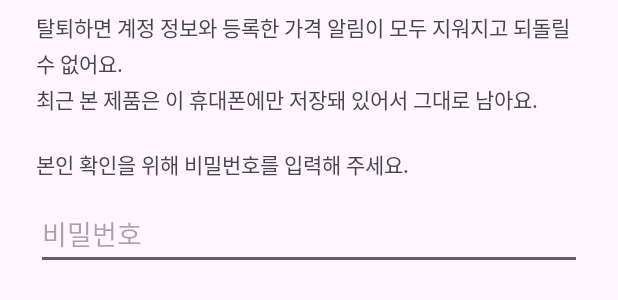
After one commit to immmingyu/appliance-trend-insight-app, an Android app: the layout dialog_withdraw.xml on its own in the app's theme, with its tools: preview values and no code run, on a phone screen of 412 x 824 dp. The commit adds this screen. Shown: the top 300 px of the screen. Run offline under Robolectric (Android 15) with nearby library versions, the phone set to English and light mode, and no system bars; network calls fail.

Commit message:
마이페이지에서 회원 탈퇴 (비밀번호 확인)

```diff
--- a/app/src/main/java/com/example/gajeontiming/AppLinks.java
+++ b/app/src/main/java/com/example/gajeontiming/AppLinks.java
@@ -12,11 +12,5 @@ public final class AppLinks {
     public static final String TERMS_URL = "https://appliance-trend-insight.vercel.app/terms";
     /** 문의 받을 이메일 주소 */
     public static final String SUPPORT_EMAIL = null;
-    /**
-     * 회원 탈퇴. 서버에 탈퇴 API가 생기면 앱 안에서 바로 처리하도록 바꾼다.
-     * 그 전에는 false로 두고 "준비 중"으로 안내한다.
-     */
-    public static final boolean WITHDRAW_READY = false;
-
     private AppLinks() { }
 }
--- a/app/src/main/java/com/example/gajeontiming/network/ApiService.java
+++ b/app/src/main/java/com/example/gajeontiming/network/ApiService.java
@@ -89,6 +89,10 @@ public interface ApiService {
     @POST("api/auth/signup/b2c")
     Call<AuthModels.AuthResponse> signup(@Body AuthModels.SignupRequest body);
 
+    // 회원 탈퇴: 계정 · 가격 알림 등이 서버에서 지워지고, 기존 토큰은 이후 401이 된다
+    @POST("api/auth/withdraw")
+    Call<AuthModels.MessageResponse> withdraw(@Body AuthModels.WithdrawRequest body);
+
     // 로그인 (틀리면 401)
     @POST("api/auth/login")
     Call<AuthModels.AuthResponse> login(@Body AuthModels.LoginRequest body);
--- /dev/null
+++ b/app/src/main/res/layout/dialog_withdraw.xml
@@ -0,0 +1,43 @@
+<?xml version="1.0" encoding="utf-8"?>
+<!-- 회원 탈퇴 확인 창: 지워지는 것 안내 + 비밀번호 확인 (MyPageActivity.showWithdrawDialog) -->
+<LinearLayout xmlns:android="http://schemas.android.com/apk/res/android"
+    android:layout_width="match_parent"
+    android:layout_height="wrap_content"
+    android:orientation="vertical"
+    android:paddingHorizontal="24dp"
+    android:paddingTop="8dp">
+
+    <TextView
+        android:layout_width="match_parent"
+        android:layout_height="wrap_content"
+        android:lineSpacingExtra="3dp"
+        android:text="@string/withdraw_message"
+        android:textSize="14sp" />
+
+    <EditText
+        android:id="@+id/withdraw_password"
+        android:layout_width="match_parent"
+        android:layout_height="wrap_content"
+        android:layout_marginTop="12dp"
+        android:autofillHints="password"
+        android:hint="@string/withdraw_password_hint"
+        android:inputType="textPassword"
+        android:minHeight="48dp" />
+
+    <TextView
+        android:id="@+id/withdraw_error"
+        android:layout_width="match_parent"
+        android:layout_height="wrap_content"
+        android:layout_marginTop="4dp"
+        android:textColor="@color/score_red"
+        android:textSize="13sp"
+        android:visibility="gone" />
+
+    <ProgressBar
+        android:id="@+id/withdraw_progress"
+        android:layout_width="24dp"
+        android:layout_height="24dp"
+        android:layout_gravity="center"
+        android:layout_marginTop="8dp"
+        android:visibility="gone" />
+</LinearLayout>
--- a/app/src/main/res/values/strings.xml
+++ b/app/src/main/res/values/strings.xml
@@ -183,6 +183,10 @@
     <string name="mypage_version">앱 버전</string>
     <string name="mypage_withdraw">회원 탈퇴</string>
     <string name="mypage_not_ready">준비 중이에요</string>
+    <string name="withdraw_title">회원 탈퇴</string>
+    <string name="withdraw_message">탈퇴하면 계정 정보와 등록한 가격 알림이 모두 지워지고 되돌릴 수 없어요.\n최근 본 제품은 이 휴대폰에만 저장돼 있어서 그대로 남아요.\n\n본인 확인을 위해 비밀번호를 입력해 주세요.</string>
+    <string name="withdraw_password_hint">비밀번호</string>
+    <string name="withdraw_confirm">탈퇴하기</string>
     <string name="mypage_contact_subject">[가전무쌍] 문의</string>
     <!-- build.gradle.kts의 dependencies와 맞출 것 -->
     <string name="oss_licenses">• AndroidX (AppCompat · Activity · ConstraintLayout · RecyclerView · SwipeRefreshLayout · ViewPager2 · WorkManager · Core SplashScreen) — Apache License 2.0\n\n• Material Components for Android — Apache License 2.0\n\n• Retrofit · OkHttp (Square) — Apache License 2.0\n\n• Gson (Google) — Apache License 2.0\n\n• Glide (Bump Technologies) — BSD, part MIT and Apache License 2.0\n\n• MPAndroidChart (Philipp Jahoda) — Apache License 2.0\n\n• ML Kit 한국어 글자 인식 (Google) — ML Kit Terms of Service</string>
```
Also changed, not shown: app/src/main/java/com/example/gajeontiming/MyPageActivity.java (+73 -4 lines), app/src/main/java/com/example/gajeontiming/model/AuthModels.java (+9 -0 lines).
